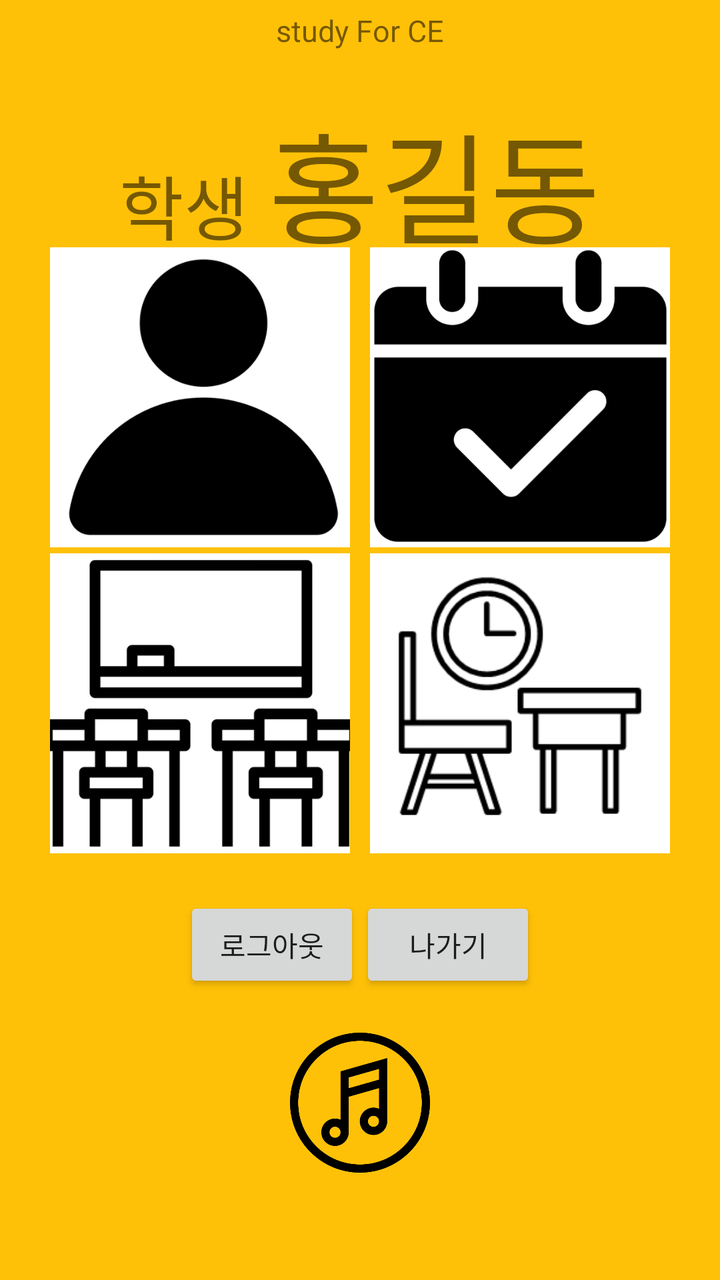
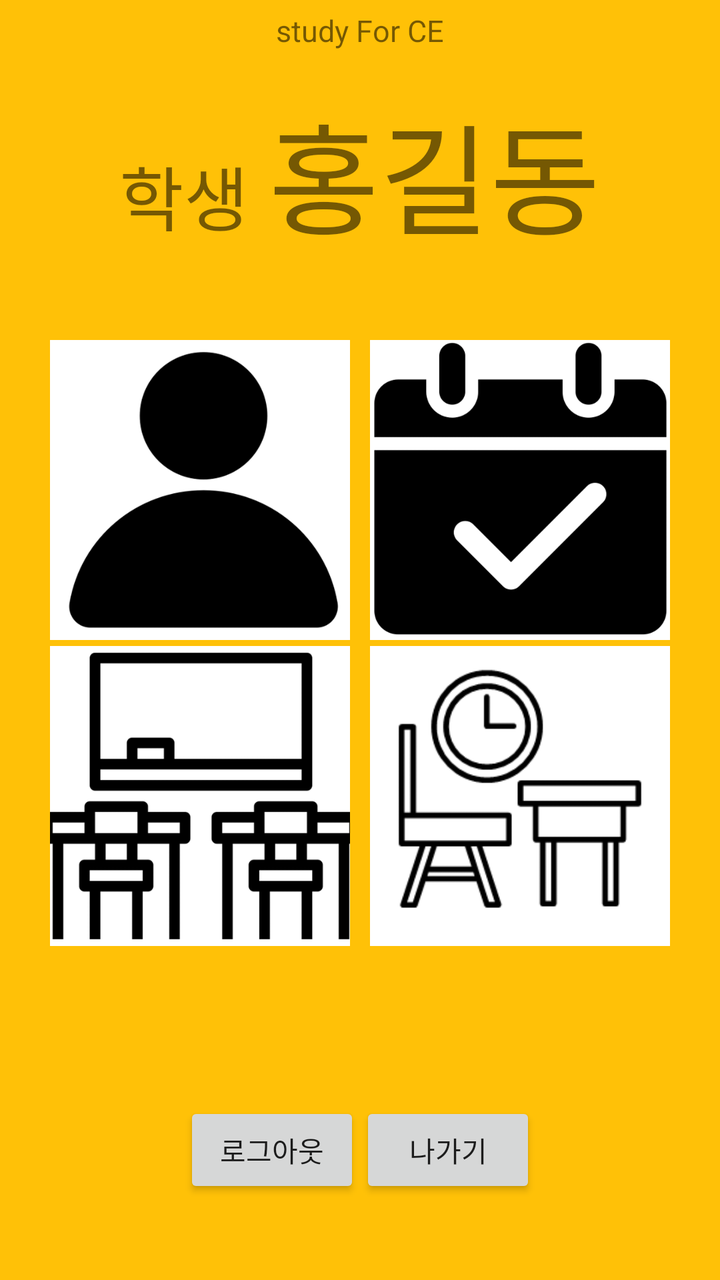

Screens rendered from an Android XML layout before and after an edit, with the pre-edit source and the edit as a unified diff.
<!-- AndroidManifest.xml: application theme Theme.AppCompat.Light.DarkActionBar -->
<!-- res/layout/activity_personal_page.xml -->
<?xml version="1.0" encoding="utf-8"?>
<LinearLayout xmlns:android="http://schemas.android.com/apk/res/android"
    xmlns:app="http://schemas.android.com/apk/res-auto"
    xmlns:tools="http://schemas.android.com/tools"
    android:layout_width="match_parent"
    android:layout_height="match_parent"
    tools:context=".personal_page"
    android:orientation="vertical"
    android:background="@color/orange"
    android:weightSum="6">


    <TextView
        android:layout_width="wrap_content"
        android:layout_height="0dp"
        android:layout_weight="0.3"
        android:layout_gravity="center"
        android:layout_marginTop="5dp"
        android:text="study For CE"
        android:textSize="15dp"/>

    <LinearLayout
        android:layout_width="wrap_content"
        android:layout_height="0dp"
        android:layout_weight="1"
        android:layout_gravity="center_horizontal"
        android:layout_marginTop="20dp">
        <TextView
            android:id="@+id/usertype"
            android:layout_height="wrap_content"
            android:layout_width="wrap_content"
            android:text="학생"
            android:textSize="35dp" />
        <TextView
            android:id="@+id/username"
            android:layout_width="wrap_content"
            android:layout_height="wrap_content"
            android:layout_marginLeft="10dp"
            android:text="홍길동"
            android:textSize="60dp" />
    </LinearLayout>



    <GridLayout
        android:layout_width="wrap_content"
        android:layout_height="0dp"
        android:layout_weight="4"
        android:layout_marginTop="0dp"
        android:columnCount="2"
        android:rowCount="2"
        android:layout_gravity="center">
        <ImageButton
            android:id="@+id/userinfo"
            android:layout_width="150dp"
            android:layout_height="150dp"
            android:layout_marginRight="5dp"
            android:layout_column="0"
            android:layout_row="0"
            android:src="@drawable/person"
            android:padding="0sp"
            android:scaleType="centerCrop" />
        <ImageButton
            android:id="@+id/schedule"
            android:layout_width="150dp"
            android:layout_height="150dp"
            android:layout_marginLeft="5dp"
            android:layout_column="1"
            android:layout_row="0"
            android:src="@drawable/schedule"
            android:padding="0sp"
            android:scaleType="centerCrop" />
        <ImageButton
            android:id="@+id/userclasses"
            android:layout_width="150dp"
            android:layout_height="150dp"
            android:layout_marginRight="5dp"
            android:layout_marginTop="3dp"
            android:layout_row="1"
            android:layout_column="0"
            android:src="@drawable/classes"
            android:padding="0sp"
            android:scaleType="centerCrop" />
        <ImageButton
            android:id="@+id/timer"
            android:layout_width="150dp"
            android:layout_height="150dp"
            android:layout_marginLeft="5dp"
            android:layout_marginTop="3dp"
            android:layout_row="1"
            android:layout_column="1"
            android:src="@drawable/studytime"
            android:padding="0sp"
            android:scaleType="centerCrop" />

    </GridLayout>

    <LinearLayout
        android:layout_width="wrap_content"
        android:layout_height="wrap_content"
        android:paddingTop="20dp"
        android:paddingBottom="20dp"
        android:layout_gravity="center">
        <Button
            android:id="@+id/logout"
            android:layout_width="wrap_content"
            android:layout_height="wrap_content"
            android:layout_gravity="center_horizontal"
            android:text="로그아웃" />
        <Button
            android:id="@+id/exit"
            android:layout_width="wrap_content"
            android:layout_height="wrap_content"
            android:layout_gravity="center_horizontal"
            android:text="나가기" />


    </LinearLayout>

    <ImageView
        android:id="@+id/mp3"
        android:layout_width="70dp"
        android:layout_height="70dp"
        android:layout_gravity="center"
        android:src="@drawable/music"/>


</LinearLayout>
<!-- resources referenced by this layout -->
<resources>
  <color name="orange">#FFC107 </color>
  <!-- drawable classes: png bitmap (drawable, 12727 bytes) -->
  <!-- drawable music: png bitmap (drawable, 29338 bytes) -->
  <!-- drawable person: png bitmap (drawable, 14621 bytes) -->
  <!-- drawable schedule: png bitmap (drawable, 14122 bytes) -->
  <!-- drawable studytime: png bitmap (drawable, 5573 bytes) -->
</resources>

<!-- the commit's change to res/layout/activity_personal_page.xml (unified diff, before → after) -->
@@ -7,7 +7,7 @@
     tools:context=".personal_page"
     android:orientation="vertical"
     android:background="@color/orange"
-    android:weightSum="6">
+    android:weightSum="5">
 
 
     <TextView
@@ -24,7 +24,7 @@
         android:layout_height="0dp"
         android:layout_weight="1"
         android:layout_gravity="center_horizontal"
-        android:layout_marginTop="20dp">
+        android:layout_marginTop="0dp">
         <TextView
             android:id="@+id/usertype"
             android:layout_height="wrap_content"
@@ -45,7 +45,7 @@
     <GridLayout
         android:layout_width="wrap_content"
         android:layout_height="0dp"
-        android:layout_weight="4"
+        android:layout_weight="3"
         android:layout_marginTop="0dp"
         android:columnCount="2"
         android:rowCount="2"
@@ -97,9 +97,8 @@
 
     <LinearLayout
         android:layout_width="wrap_content"
-        android:layout_height="wrap_content"
-        android:paddingTop="20dp"
-        android:paddingBottom="20dp"
+        android:layout_height="0dp"
+        android:layout_weight="0.5"
         android:layout_gravity="center">
         <Button
             android:id="@+id/logout"
@@ -113,16 +112,8 @@
             android:layout_height="wrap_content"
             android:layout_gravity="center_horizontal"
             android:text="나가기" />
-
-
     </LinearLayout>
 
-    <ImageView
-        android:id="@+id/mp3"
-        android:layout_width="70dp"
-        android:layout_height="70dp"
-        android:layout_gravity="center"
-        android:src="@drawable/music"/>
 
 
 </LinearLayout>
<!-- resource entries referenced after the edit -->
@@ -2,7 +2,6 @@
 <resources>
   <color name="orange">#FFC107 </color>
   <!-- drawable classes: png bitmap (drawable, 12727 bytes) -->
-  <!-- drawable music: png bitmap (drawable, 29338 bytes) -->
   <!-- drawable person: png bitmap (drawable, 14621 bytes) -->
   <!-- drawable schedule: png bitmap (drawable, 14122 bytes) -->
   <!-- drawable studytime: png bitmap (drawable, 5573 bytes) -->
